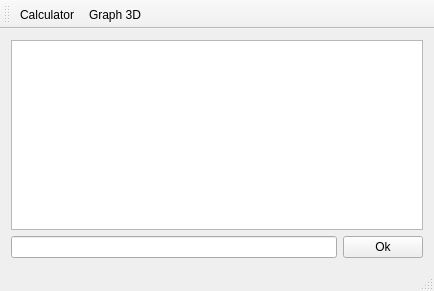
joaodeus/mathgraphica, file mainwindow.ui: the form before one commit.
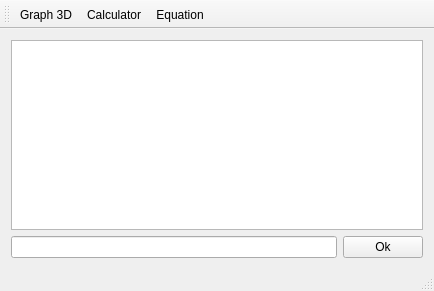
The form after the commit. Icons and pictures are not drawn.

Commit message: added a gui calculator and gui equation solver

Diff of the .ui file:
```diff
--- a/mainwindow.ui
+++ b/mainwindow.ui
@@ -61,8 +61,9 @@
    <attribute name="toolBarBreak">
     <bool>false</bool>
    </attribute>
-   <addaction name="actionCalculator"/>
    <addaction name="actionGraph_3D"/>
+   <addaction name="actionCalculator"/>
+   <addaction name="actionEquation"/>
   </widget>
   <widget class="QStatusBar" name="statusBar"/>
   <action name="actionCalculator">
@@ -92,6 +93,18 @@
     <string>Graph 3D</string>
    </property>
   </action>
+  <action name="actionEquation">
+   <property name="icon">
+    <iconset resource="mathgraphica.qrc">
+     <normaloff>:/images/images/equation2.png</normaloff>:/images/images/equation2.png</iconset>
+   </property>
+   <property name="text">
+    <string>Equation</string>
+   </property>
+   <property name="toolTip">
+    <string>Solve equations</string>
+   </property>
+  </action>
  </widget>
  <layoutdefault spacing="6" margin="11"/>
  <resources>
```
The commit also changes 17 other files.
